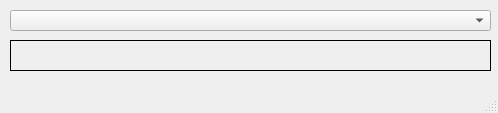
themasterid/SeeWeather, file pogoda.ui: the form before one commit.
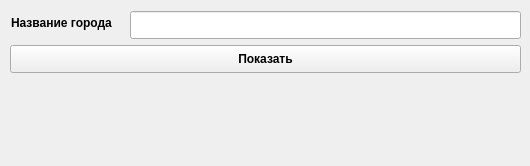
The form after the commit.

What changed in the file:
```diff
--- a/pogoda.ui
+++ b/pogoda.ui
@@ -6,20 +6,20 @@
    <rect>
     <x>0</x>
     <y>0</y>
-    <width>498</width>
-    <height>113</height>
+    <width>530</width>
+    <height>166</height>
    </rect>
   </property>
   <property name="minimumSize">
    <size>
-    <width>498</width>
-    <height>113</height>
+    <width>530</width>
+    <height>166</height>
    </size>
   </property>
   <property name="maximumSize">
    <size>
-    <width>498</width>
-    <height>113</height>
+    <width>530</width>
+    <height>166</height>
    </size>
   </property>
   <property name="windowTitle">
@@ -29,66 +29,86 @@
    <widget class="QLabel" name="label">
     <property name="geometry">
      <rect>
-      <x>10</x>
-      <y>40</y>
-      <width>481</width>
+      <x>11</x>
+      <y>7</y>
+      <width>111</width>
       <height>31</height>
      </rect>
     </property>
     <property name="font">
      <font>
+      <weight>75</weight>
+      <italic>false</italic>
+      <bold>true</bold>
+     </font>
+    </property>
+    <property name="text">
+     <string>Название города</string>
+    </property>
+   </widget>
+   <widget class="QLineEdit" name="lineEdit_city">
+    <property name="geometry">
+     <rect>
+      <x>130</x>
+      <y>11</y>
+      <width>391</width>
+      <height>28</height>
+     </rect>
+    </property>
+    <property name="font">
+     <font>
+      <weight>75</weight>
+      <italic>false</italic>
+      <bold>true</bold>
+     </font>
+    </property>
+   </widget>
+   <widget class="QPushButton" name="pushButton">
+    <property name="geometry">
+     <rect>
+      <x>10</x>
+      <y>45</y>
+      <width>511</width>
+      <height>28</height>
+     </rect>
+    </property>
+    <property name="font">
+     <font>
+      <weight>75</weight>
+      <italic>false</italic>
+      <bold>true</bold>
+     </font>
+    </property>
+    <property name="text">
+     <string>Показать</string>
+    </property>
+   </widget>
+   <widget class="QLabel" name="label_info">
+    <property name="geometry">
+     <rect>
+      <x>10</x>
+      <y>79</y>
+      <width>511</width>
+      <height>81</height>
+     </rect>
+    </property>
+    <property name="font">
+     <font>
       <family>Times New Roman</family>
       <pointsize>12</pointsize>
       <weight>75</weight>
+      <italic>false</italic>
       <bold>true</bold>
      </font>
     </property>
     <property name="frameShape">
-     <enum>QFrame::Box</enum>
+     <enum>QFrame::NoFrame</enum>
     </property>
     <property name="text">
      <string/>
     </property>
    </widget>
-   <widget class="QComboBox" name="comboBox">
-    <property name="geometry">
-     <rect>
-      <x>10</x>
-      <y>10</y>
-      <width>481</width>
-      <height>21</height>
-     </rect>
-    </property>
-    <property name="font">
-     <font>
-      <family>Times New Roman</family>
-      <pointsize>12</pointsize>
-      <weight>75</weight>
-      <bold>true</bold>
-     </font>
-    </property>
-    <property name="editable">
-     <bool>false</bool>
-    </property>
-    <property name="currentText">
-     <string/>
-    </property>
-    <property name="maxVisibleItems">
-     <number>10</number>
-    </property>
-   </widget>
   </widget>
-  <widget class="QMenuBar" name="menubar">
-   <property name="geometry">
-    <rect>
-     <x>0</x>
-     <y>0</y>
-     <width>498</width>
-     <height>21</height>
-    </rect>
-   </property>
-  </widget>
-  <widget class="QStatusBar" name="statusbar"/>
  </widget>
  <resources/>
  <connections/>
```
Left out of the diff: 21 changed lines with no effect on the pictures.
